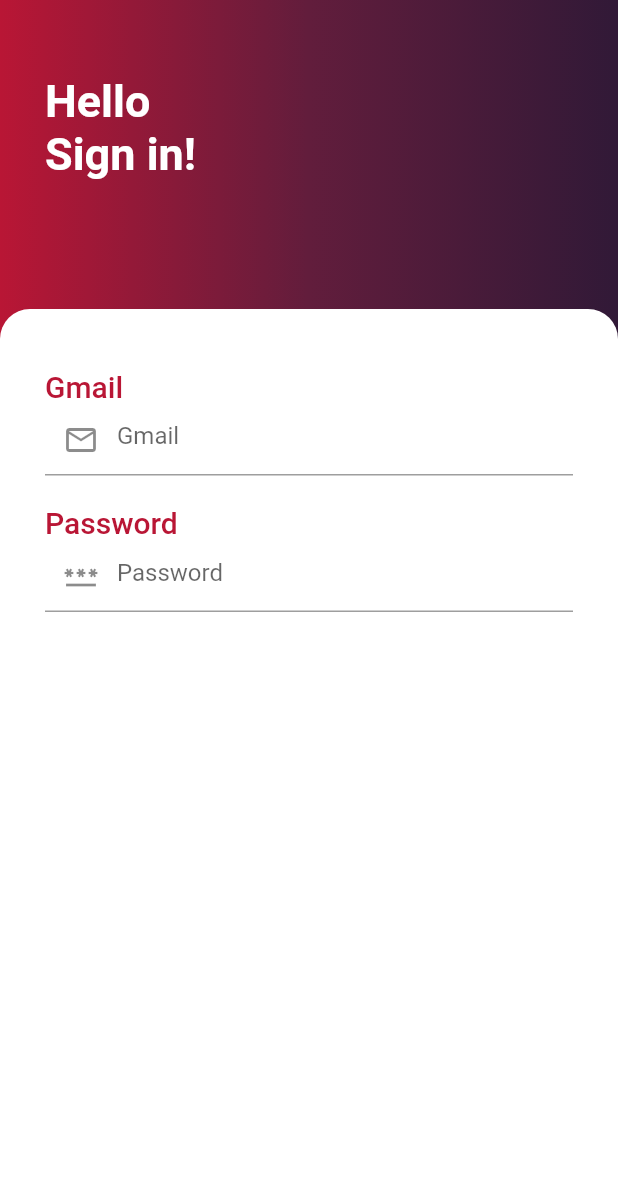
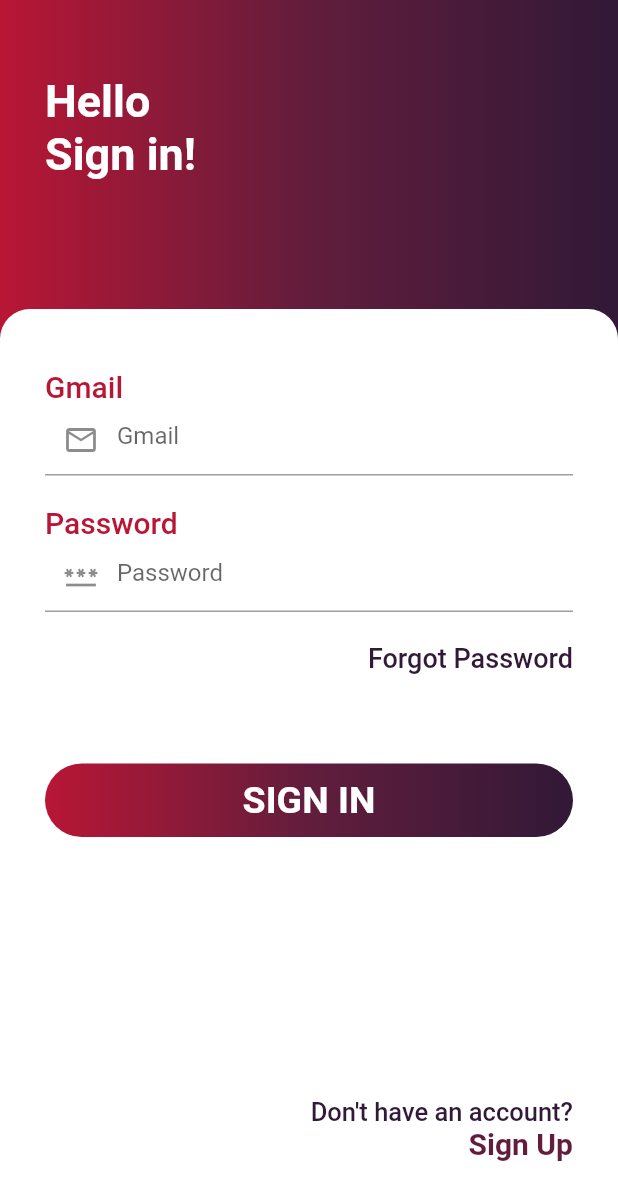
Before and after one commit to iamHareen/Barber-Booking-App, a Flutter app: the screen it shows after launch, on a phone screen of 412 x 824 dp. Shown: the top 1200 px of the screen. Run offline on Flutter 3.47's test engine with Material 2 defaults, Android fonts, the phone set to English and light mode, and no system bars.

Commit message:
login page ui completed

```diff
--- a/lib/pages/login.dart
+++ b/lib/pages/login.dart
@@ -33,30 +33,113 @@ class _LogInState extends State<LogIn> {
               ),
             ),
             Container(
-              padding: const EdgeInsets.only(top: 40.0, left: 30.0, right: 30.0),
+              padding:
+                  const EdgeInsets.only(top: 40.0, left: 30.0, right: 30.0, bottom: 50.0),
               margin:
                   EdgeInsets.only(top: MediaQuery.of(context).size.height / 4),
               height: MediaQuery.of(context).size.height,
               width: MediaQuery.of(context).size.width,
-              decoration: const BoxDecoration(color: Colors.white, borderRadius: BorderRadius.only(topLeft:Radius.circular(20), topRight: Radius.circular(20)),),
+              decoration: const BoxDecoration(
+                color: Colors.white,
+                borderRadius: BorderRadius.only(
+                    topLeft: Radius.circular(20),
+                    topRight: Radius.circular(20)),
+              ),
               child: Column(
                 crossAxisAlignment: CrossAxisAlignment.start,
-                children: const [
-                  Text("Gmail", style: TextStyle(color: Color(0xFFB91635), fontSize: 20.0, fontWeight: FontWeight.w500),),
-                  TextField(
+                children: [
+                  const Text(
+                    "Gmail",
+                    style: TextStyle(
+                        color: Color(0xFFB91635),
+                        fontSize: 20.0,
+                        fontWeight: FontWeight.w500),
+                  ),
+                  const TextField(
                     decoration: InputDecoration(
                       hintText: "Gmail",
                       prefixIcon: Icon(Icons.mail_outline),
                     ),
                   ),
-                  SizedBox(height: 20,),
-                  Text("Password", style: TextStyle(color: Color(0xFFB91635), fontSize: 20.0, fontWeight: FontWeight.w500),),
-                  TextField(
+                  const SizedBox(
+                    height: 20,
+                  ),
+                  const Text(
+                    "Password",
+                    style: TextStyle(
+                        color: Color(0xFFB91635),
+                        fontSize: 20.0,
+                        fontWeight: FontWeight.w500),
+                  ),
+                  const TextField(
                     decoration: InputDecoration(
                       hintText: "Password",
                       prefixIcon: Icon(Icons.password_outlined),
                     ),
                     obscureText: true,
+                  ),
+                  const SizedBox(
+                    height: 20,
+                  ),
+                  Row(
+                    mainAxisAlignment: MainAxisAlignment.end,
+                    children: const [
+                      Text(
+                        "Forgot Password",
+                        style: TextStyle(
+                            color: Color(0xFF311937),
+                            fontSize: 18,
+                            fontWeight: FontWeight.w500),
+                      ),
+                    ],
+                  ),
+                  const SizedBox(
+                    height: 60,
+                  ),
+                  Container(
+                    padding: const EdgeInsets.symmetric(vertical: 10),
+                    width: MediaQuery.of(context).size.width,
+                    decoration: BoxDecoration(
+                        gradient: const LinearGradient(colors: [
+                          Color(0xFFB91635),
+                          Color(0Xff621d3c),
+                          Color(0xFF311937),
+                        ]),
+                        borderRadius: BorderRadius.circular(30)),
+                    child: const Center(
+                      child: Text(
+                        "SIGN IN",
+                        style: TextStyle(
+                            color: Colors.white,
+                            fontSize: 25,
+                            fontWeight: FontWeight.bold),
+                      ),
+                    ),
+                  ),
+                  const Spacer(),
+                  Row(
+                    mainAxisAlignment: MainAxisAlignment.end,
+                    children: const [
+                      Text(
+                        "Don't have an account?",
+                        style: TextStyle(
+                            color: Color(0xFF311937),
+                            fontSize: 17,
+                            fontWeight: FontWeight.w500),
+                      ),
+                    ],
+                  ),
+                  Row(
+                    mainAxisAlignment: MainAxisAlignment.end,
+                    children: const [
+                      Text(
+                        "Sign Up",
+                        style: TextStyle(
+                            color: Color(0Xff621d3c),
+                            fontSize: 20,
+                            fontWeight: FontWeight.bold),
+                      ),
+                    ],
                   ),
                 ],
               ),
```
